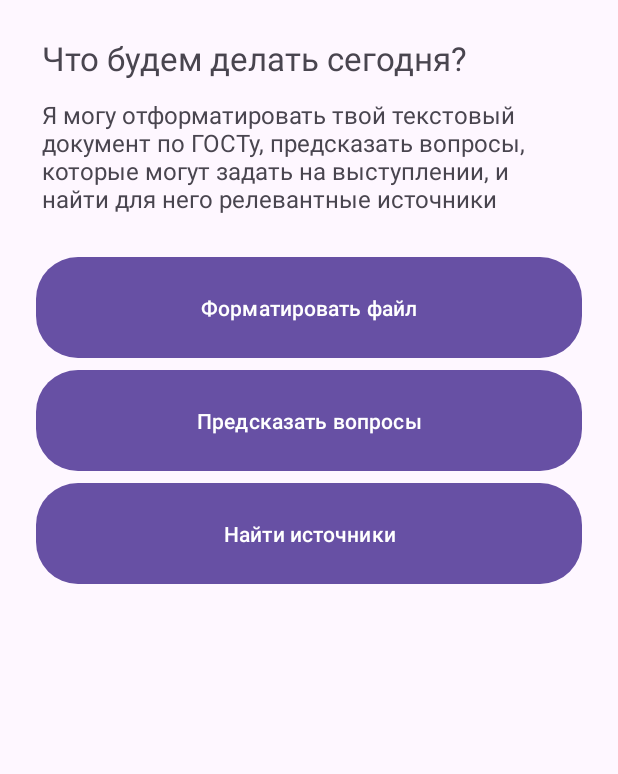
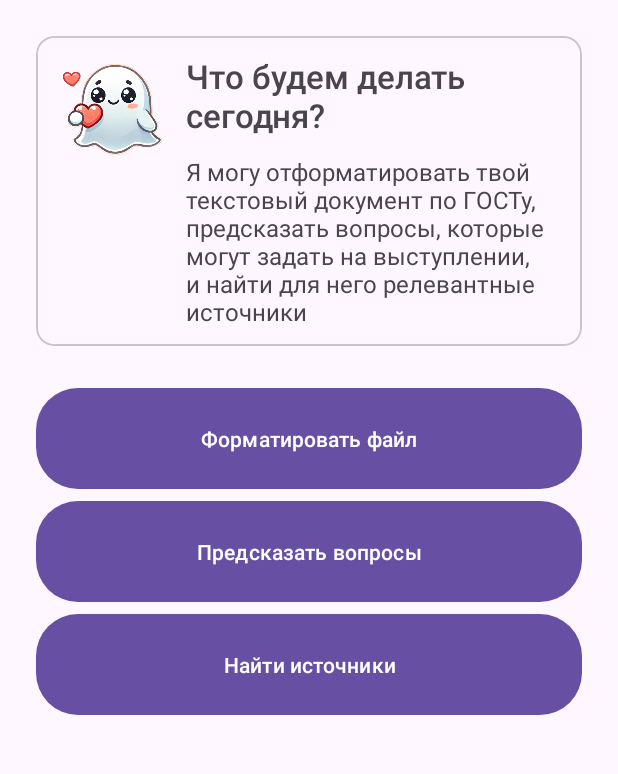
Before and after one commit to hotttabych/IoICUProject, an Android app: the screen it shows after launch (MainActivity), on a phone screen of 412 x 824 dp, the part 168-942 px from its top. Run offline under Robolectric (Android 15) with nearby library versions, the phone set to English and light mode, and no system bars.

Commit message:
Improving Dashboard and fixing Question Predictor

```diff
--- a/app/src/main/res/layout/fragment_dashboard.xml
+++ b/app/src/main/res/layout/fragment_dashboard.xml
@@ -53,14 +53,39 @@
             android:layout_marginHorizontal="24dp"
             android:orientation="vertical">
 
+            <com.google.android.material.card.MaterialCardView
+                android:layout_width="match_parent"
+                android:layout_height="wrap_content"
+                android:layout_marginVertical="24dp"
+                android:paddingVertical="16dp">
+
+                <LinearLayout
+                    android:layout_width="match_parent"
+                    android:layout_height="wrap_content"
+                    android:orientation="horizontal"
+                    android:layout_margin="12dp">
+
+                    <ImageView
+                        android:layout_width="0dp"
+                        android:layout_height="wrap_content"
+                        android:layout_weight="0.3"
+                        android:adjustViewBounds="true"
+                        android:src="@drawable/ghost_hearts_3_" />
+
+                    <LinearLayout
+                        android:layout_width="0dp"
+                        android:layout_height="wrap_content"
+                        android:layout_marginStart="8dp"
+                        android:layout_weight="1"
+                        android:orientation="vertical">
+
                         <TextView
                             android:id="@+id/subtitle"
                             android:layout_width="wrap_content"
                             android:layout_height="wrap_content"
                             android:layout_gravity="start"
                             android:layout_marginHorizontal="4dp"
-                android:fontFamily="sans-serif"
-                android:paddingTop="24dp"
+                            android:fontFamily="sans-serif-medium"
                             android:text="@string/dashboard_subtitle"
                             android:textAlignment="viewStart"
                             android:textSize="22sp" />
@@ -73,10 +98,15 @@
                             android:layout_marginHorizontal="4dp"
                             android:fontFamily="sans-serif"
                             android:paddingTop="12dp"
-                android:paddingBottom="24dp"
                             android:text="@string/dashboard_subtitle_2"
                             android:textAlignment="viewStart"
                             android:textSize="16sp" />
+
+                    </LinearLayout>
+
+                </LinearLayout>
+
+            </com.google.android.material.card.MaterialCardView>
 
             <com.google.android.material.button.MaterialButton
                 android:id="@+id/format_file_button"
--- a/app/src/main/res/layout/fragment_question_predictor.xml
+++ b/app/src/main/res/layout/fragment_question_predictor.xml
@@ -35,7 +35,7 @@ tools:context=".ui.QuestionPredictorFragment">
             android:paddingStart="6dp"
             android:paddingEnd="8dp"
             app:layout_collapseMode="pin"
-            app:navigationIcon="null" />
+            app:navigationIcon="@null" />
 
     </com.google.android.material.appbar.CollapsingToolbarLayout>
 </com.google.android.material.appbar.AppBarLayout>
```
Also changed, not shown: app/src/main/res/drawable/ghost_hearts_3_.png (added). Lines whose indentation alone changed are shown as unchanged.
